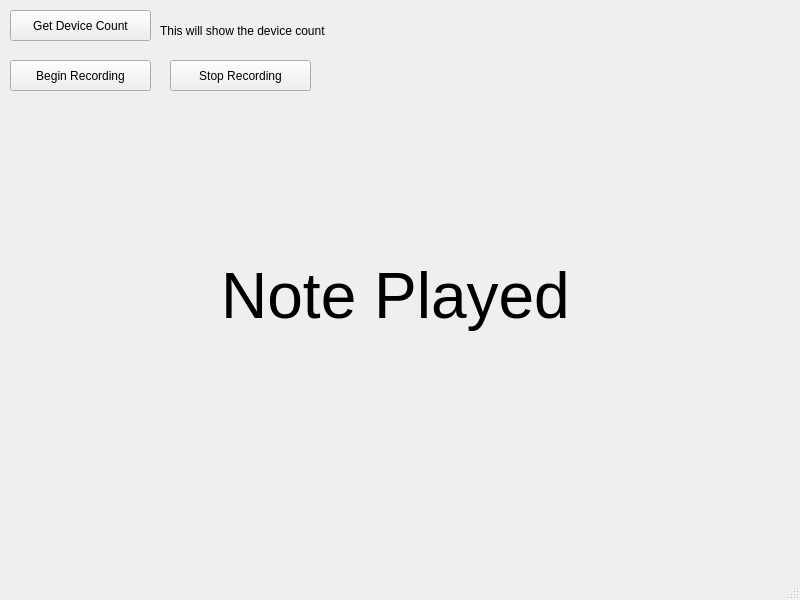
Above: GUI/NoteDetection/detectormain.ui from Shivansh-Bakshi/NoteDetection before the change. Below: the same form after it.
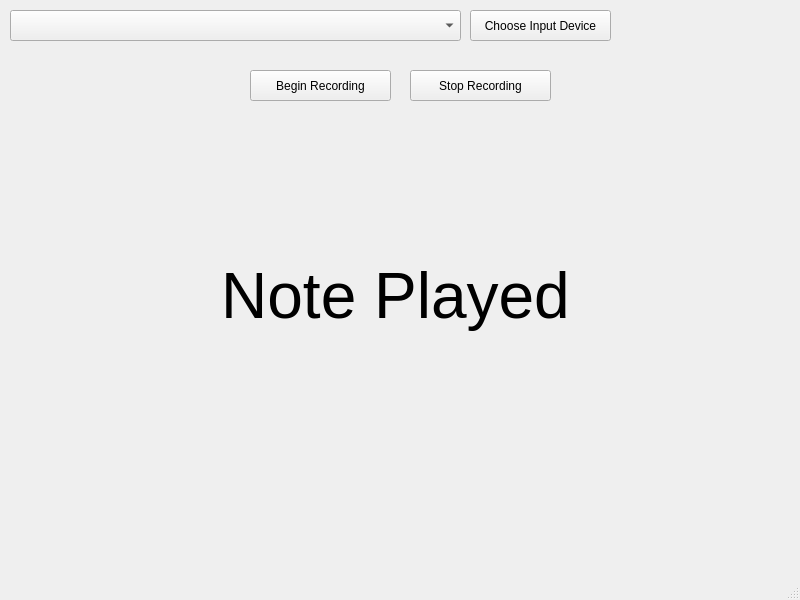
That is the form after the change.

Commit message: Added input choice

```diff
--- a/GUI/NoteDetection/detectormain.ui
+++ b/GUI/NoteDetection/detectormain.ui
@@ -14,37 +14,24 @@
    <string>detectorMain</string>
   </property>
   <widget class="QWidget" name="centralwidget">
-   <widget class="QLabel" name="DeviceCountLabel">
+   <widget class="QPushButton" name="chooseInputDeviceButton">
     <property name="geometry">
      <rect>
-      <x>160</x>
-      <y>10</y>
-      <width>221</width>
-      <height>41</height>
-     </rect>
-    </property>
-    <property name="text">
-     <string>This will show the device count</string>
-    </property>
-   </widget>
-   <widget class="QPushButton" name="GetDeviceCountButton">
-    <property name="geometry">
-     <rect>
-      <x>10</x>
+      <x>470</x>
       <y>10</y>
       <width>141</width>
       <height>31</height>
      </rect>
     </property>
     <property name="text">
-     <string>Get Device Count</string>
+     <string>Choose Input Device</string>
     </property>
    </widget>
    <widget class="QPushButton" name="beginRecordingButton">
     <property name="geometry">
      <rect>
-      <x>10</x>
-      <y>60</y>
+      <x>250</x>
+      <y>70</y>
       <width>141</width>
       <height>31</height>
      </rect>
@@ -77,8 +64,8 @@
    <widget class="QPushButton" name="stopRecordingButton">
     <property name="geometry">
      <rect>
-      <x>170</x>
-      <y>60</y>
+      <x>410</x>
+      <y>70</y>
       <width>141</width>
       <height>31</height>
      </rect>
@@ -87,6 +74,16 @@
      <string>Stop Recording</string>
     </property>
    </widget>
+   <widget class="QComboBox" name="inputDevicesComboBox">
+    <property name="geometry">
+     <rect>
+      <x>10</x>
+      <y>10</y>
+      <width>451</width>
+      <height>31</height>
+     </rect>
+    </property>
+   </widget>
   </widget>
   <widget class="QMenuBar" name="menubar">
    <property name="geometry">
```
The commit also changes 4 other files.
